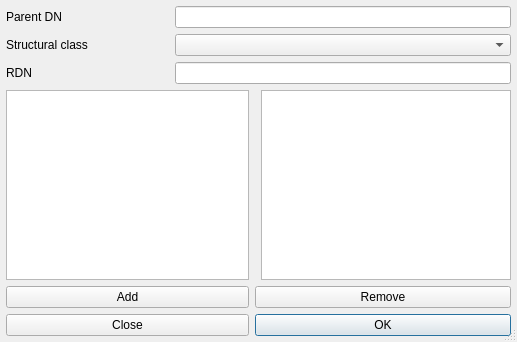
First picture: the form in editor/ldapnewentrydialog.ui, repository Shcherbich/QLdapEditor, before the edit.
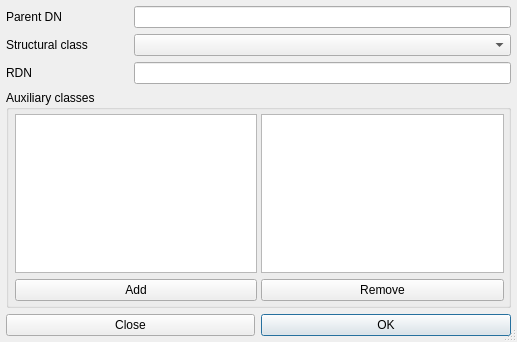
Second picture: the form after the edit.

Commit message: Auxiliary objectClasses for exising entity cannot be changed #42 - add call CLdapEntry::auxiliaryClasses() for getting right auxiliary classes list - small changes in 'Add/Edit Entry'  dialog

The edit to the form file:
```diff
--- a/editor/ldapnewentrydialog.ui
+++ b/editor/ldapnewentrydialog.ui
@@ -30,34 +30,11 @@
     <number>6</number>
    </property>
    <item>
-    <layout class="QGridLayout" name="gridLayout" rowstretch="0,0,0,0,0,0,0,0,0" columnstretch="0,0,0,0,0">
-     <item row="6" column="3" colspan="2">
-      <widget class="QPushButton" name="removeButton">
+    <layout class="QGridLayout" name="gridLayout" rowstretch="0,0,0,0,0,0,0,0,0" columnstretch="0,0,0,0">
+     <item row="3" column="0">
+      <widget class="QLabel" name="label_3">
        <property name="text">
-        <string>Remove</string>
-       </property>
-      </widget>
-     </item>
-     <item row="4" column="0" colspan="3">
-      <widget class="QListWidget" name="listAll"/>
-     </item>
-     <item row="0" column="2" colspan="3">
-      <widget class="QLineEdit" name="parentdnEdit"/>
-     </item>
-     <item row="4" column="4">
-      <widget class="QListWidget" name="listNeeded"/>
-     </item>
-     <item row="1" column="0">
-      <widget class="QLabel" name="label_2">
-       <property name="text">
-        <string>Structural class</string>
-       </property>
-      </widget>
-     </item>
-     <item row="6" column="0" colspan="3">
-      <widget class="QPushButton" name="addButton">
-       <property name="text">
-        <string>Add</string>
+        <string>RDN</string>
        </property>
       </widget>
      </item>
@@ -68,17 +45,7 @@
        </property>
       </widget>
      </item>
-     <item row="8" column="3" colspan="2">
-      <widget class="QPushButton" name="okButton">
-       <property name="text">
-        <string>OK</string>
-       </property>
-       <property name="default">
-        <bool>true</bool>
-       </property>
-      </widget>
-     </item>
-     <item row="8" column="0" colspan="3">
+     <item row="8" column="0" colspan="2">
       <widget class="QPushButton" name="closeButton">
        <property name="text">
         <string>Close</string>
@@ -91,17 +58,86 @@
        </property>
       </widget>
      </item>
-     <item row="1" column="2" colspan="3">
-      <widget class="QComboBox" name="structuralCombo"/>
-     </item>
-     <item row="3" column="2" colspan="3">
+     <item row="3" column="1" colspan="3">
       <widget class="QLineEdit" name="rdnEdit"/>
      </item>
-     <item row="3" column="0">
-      <widget class="QLabel" name="label_3">
+     <item row="8" column="2" colspan="2">
+      <widget class="QPushButton" name="okButton">
        <property name="text">
-        <string>RDN</string>
+        <string>OK</string>
        </property>
+       <property name="default">
+        <bool>true</bool>
+       </property>
+      </widget>
+     </item>
+     <item row="1" column="0">
+      <widget class="QLabel" name="label_2">
+       <property name="text">
+        <string>Structural class</string>
+       </property>
+      </widget>
+     </item>
+     <item row="0" column="1" colspan="3">
+      <widget class="QLineEdit" name="parentdnEdit"/>
+     </item>
+     <item row="1" column="1" colspan="3">
+      <widget class="QComboBox" name="structuralCombo"/>
+     </item>
+     <item row="4" column="0" rowspan="2" colspan="4">
+      <widget class="QGroupBox" name="groupBox">
+       <property name="title">
+        <string>Auxiliary classes</string>
+       </property>
+       <layout class="QGridLayout" name="gridLayout_2">
+        <property name="leftMargin">
+         <number>6</number>
+        </property>
+        <property name="topMargin">
+         <number>4</number>
+        </property>
+        <property name="rightMargin">
+         <number>4</number>
+        </property>
+        <property name="bottomMargin">
+         <number>4</number>
+        </property>
+        <property name="horizontalSpacing">
+         <number>4</number>
+        </property>
+        <item row="0" column="0">
+         <widget class="QListWidget" name="listAll"/>
+        </item>
+        <item row="0" column="1">
+         <widget class="QListWidget" name="listNeeded"/>
+        </item>
+        <item row="1" column="0">
+         <widget class="QPushButton" name="addButton">
+          <property name="sizePolicy">
+           <sizepolicy hsizetype="Preferred" vsizetype="Fixed">
+            <horstretch>0</horstretch>
+            <verstretch>0</verstretch>
+           </sizepolicy>
+          </property>
+          <property name="text">
+           <string>Add</string>
+          </property>
+         </widget>
+        </item>
+        <item row="1" column="1">
+         <widget class="QPushButton" name="removeButton">
+          <property name="sizePolicy">
+           <sizepolicy hsizetype="Preferred" vsizetype="Fixed">
+            <horstretch>0</horstretch>
+            <verstretch>0</verstretch>
+           </sizepolicy>
+          </property>
+          <property name="text">
+           <string>Remove</string>
+          </property>
+         </widget>
+        </item>
+       </layout>
       </widget>
      </item>
     </layout>
```
The commit also changes 1 other file.
